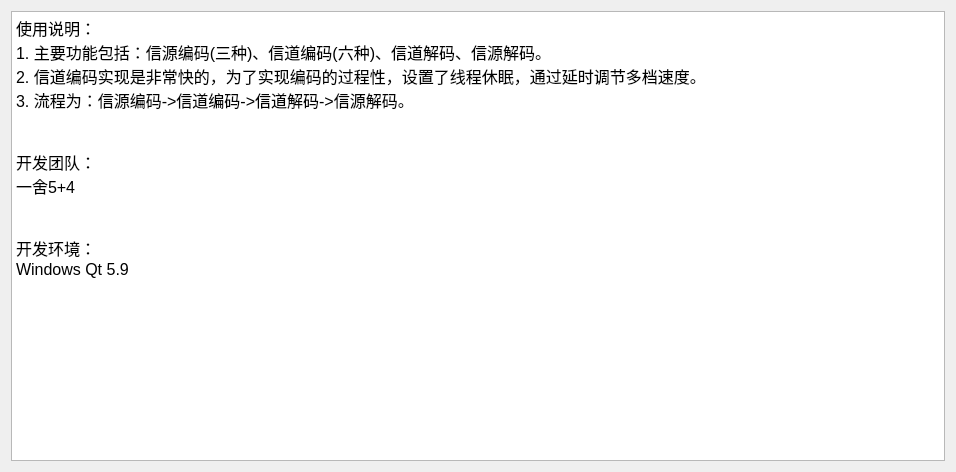
First picture: the form in Transmitter/dlghelp.ui, repository ryanmoon-s/Transmitter-simulation, before the edit.
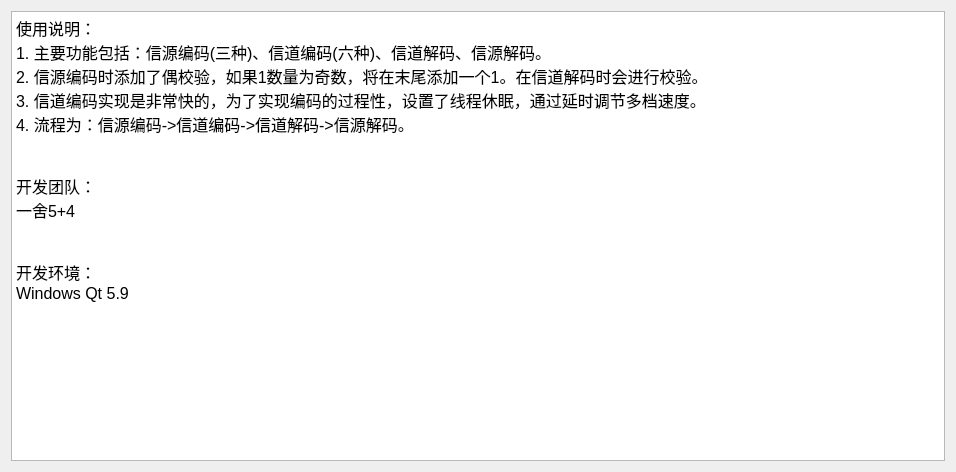
Second picture: the form after the edit. Icons and pictures are not drawn.

What changed in the file:
```diff
--- a/Transmitter/dlghelp.ui
+++ b/Transmitter/dlghelp.ui
@@ -30,8 +30,9 @@
 &lt;/style&gt;&lt;/head&gt;&lt;body style=&quot; font-family:'SimSun'; font-size:9pt; font-weight:400; font-style:normal;&quot;&gt;
 &lt;p style=&quot; margin-top:0px; margin-bottom:0px; margin-left:0px; margin-right:0px; -qt-block-indent:0; text-indent:0px;&quot;&gt;&lt;span style=&quot; font-family:'SimSun'; font-size:12pt;&quot;&gt;使用说明：&lt;/span&gt;&lt;/p&gt;
 &lt;p style=&quot; margin-top:0px; margin-bottom:0px; margin-left:0px; margin-right:0px; -qt-block-indent:0; text-indent:0px;&quot;&gt;&lt;span style=&quot; font-family:'SimSun'; font-size:12pt;&quot;&gt;1. 主要功能包括：信源编码(三种)、信道编码(六种)、信道解码、信源解码。&lt;/span&gt;&lt;/p&gt;
-&lt;p style=&quot; margin-top:0px; margin-bottom:0px; margin-left:0px; margin-right:0px; -qt-block-indent:0; text-indent:0px;&quot;&gt;&lt;span style=&quot; font-family:'SimSun'; font-size:12pt;&quot;&gt;2. 信道编码实现是非常快的，为了实现编码的过程性，设置了线程休眠，通过延时调节多档速度。&lt;/span&gt;&lt;/p&gt;
-&lt;p style=&quot; margin-top:0px; margin-bottom:0px; margin-left:0px; margin-right:0px; -qt-block-indent:0; text-indent:0px;&quot;&gt;&lt;span style=&quot; font-family:'SimSun'; font-size:12pt;&quot;&gt;3. 流程为：信源编码-&amp;gt;信道编码-&amp;gt;信道解码-&amp;gt;信源解码。&lt;/span&gt;&lt;/p&gt;
+&lt;p style=&quot; margin-top:0px; margin-bottom:0px; margin-left:0px; margin-right:0px; -qt-block-indent:0; text-indent:0px;&quot;&gt;&lt;span style=&quot; font-family:'SimSun'; font-size:12pt;&quot;&gt;2. 信源编码时添加了偶校验，如果1数量为奇数，将在末尾添加一个1。在信道解码时会进行校验。&lt;/span&gt;&lt;/p&gt;
+&lt;p style=&quot; margin-top:0px; margin-bottom:0px; margin-left:0px; margin-right:0px; -qt-block-indent:0; text-indent:0px;&quot;&gt;&lt;span style=&quot; font-family:'SimSun'; font-size:12pt;&quot;&gt;3. 信道编码实现是非常快的，为了实现编码的过程性，设置了线程休眠，通过延时调节多档速度。&lt;/span&gt;&lt;/p&gt;
+&lt;p style=&quot; margin-top:0px; margin-bottom:0px; margin-left:0px; margin-right:0px; -qt-block-indent:0; text-indent:0px;&quot;&gt;&lt;span style=&quot; font-family:'SimSun'; font-size:12pt;&quot;&gt;4. 流程为：信源编码-&amp;gt;信道编码-&amp;gt;信道解码-&amp;gt;信源解码。&lt;/span&gt;&lt;/p&gt;
 &lt;p style=&quot;-qt-paragraph-type:empty; margin-top:0px; margin-bottom:0px; margin-left:0px; margin-right:0px; -qt-block-indent:0; text-indent:0px; font-family:'SimSun'; font-size:12pt;&quot;&gt;&lt;br /&gt;&lt;/p&gt;
 &lt;p style=&quot;-qt-paragraph-type:empty; margin-top:0px; margin-bottom:0px; margin-left:0px; margin-right:0px; -qt-block-indent:0; text-indent:0px; font-family:'SimSun'; font-size:12pt;&quot;&gt;&lt;br /&gt;&lt;/p&gt;
 &lt;p style=&quot; margin-top:0px; margin-bottom:0px; margin-left:0px; margin-right:0px; -qt-block-indent:0; text-indent:0px;&quot;&gt;&lt;span style=&quot; font-family:'SimSun'; font-size:12pt;&quot;&gt;开发团队：&lt;/span&gt;&lt;/p&gt;
```
